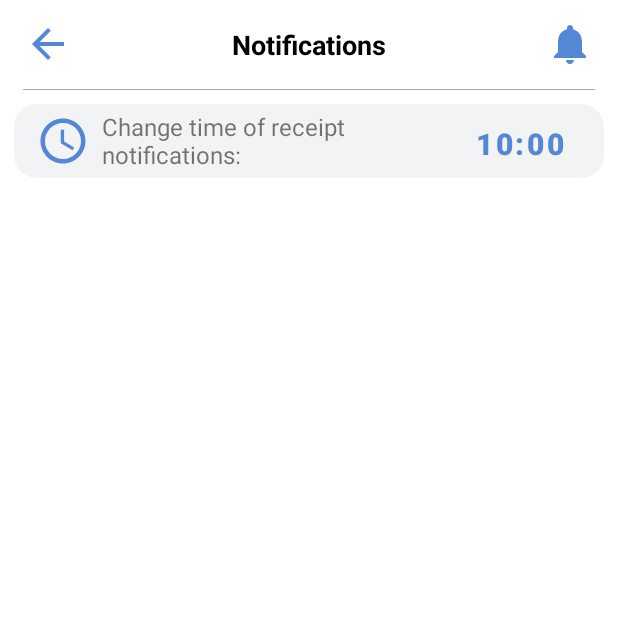
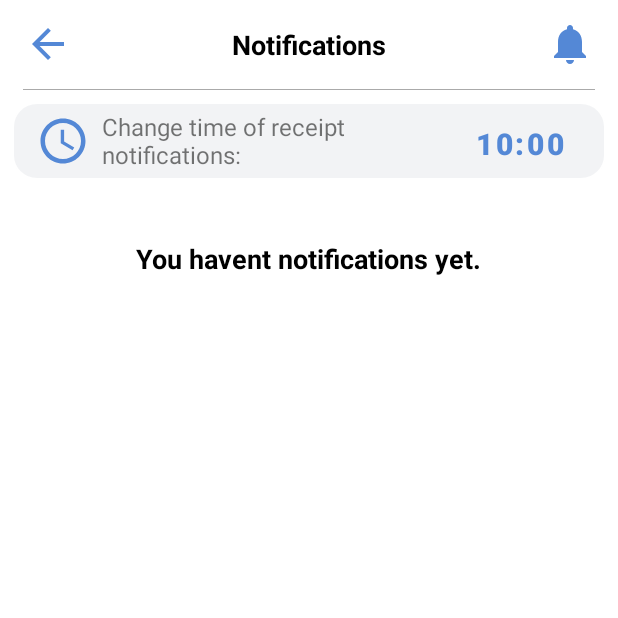
Before and after one commit to d3b8g/Landbord, an Android app: the NotificationFragment screen opened through its navigation route, on a phone screen of 412 x 824 dp, the top half of it. Run offline under Robolectric (Android 15) with nearby library versions, the phone set to English and light mode, and no system bars; our stand-ins replace navigation-ui; 7 statements that could not run were skipped.

Commit message:
new_item_modal fixed NotificationFragment.kt attr for header

```diff
--- a/app/src/main/java/net/d3b8g/landbord/customComponentsUI/FragmentHeader.kt
+++ b/app/src/main/java/net/d3b8g/landbord/customComponentsUI/FragmentHeader.kt
@@ -1,5 +1,6 @@
 package net.d3b8g.landbord.customComponentsUI
 
+import android.annotation.SuppressLint
 import android.content.Context
 import android.graphics.drawable.Drawable
 import android.util.AttributeSet
@@ -9,6 +10,7 @@ import android.widget.LinearLayout
 import android.widget.TextView
 import net.d3b8g.landbord.R
 
+@SuppressLint("CustomViewStyleable", "Recycle")
 class FragmentHeader @JvmOverloads constructor(
     context: Context ,
     attrs: AttributeSet? = null ,
@@ -26,6 +28,12 @@ class FragmentHeader @JvmOverloads constructor(
         titleView = findViewById(R.id.fragment_header_title)
         leftButton = findViewById(R.id.fragment_header_left_button)
         rightButton = findViewById(R.id.fragment_header_right_button)
+
+        attrs?.let {
+            val typedArray = context.obtainStyledAttributes(it, R.styleable.fragmentsHeader)
+            val headerTitle = typedArray.getString(R.styleable.fragmentsHeader_headerTitle)
+            titleView.text = headerTitle
+        }
     }
 
     fun setTitleText(title: String) {
--- a/app/src/main/java/net/d3b8g/landbord/ui/checklist/CheckListFragment.kt
+++ b/app/src/main/java/net/d3b8g/landbord/ui/checklist/CheckListFragment.kt
@@ -18,7 +18,7 @@ class CheckListFragment : Fragment(R.layout.fragment_check_list) {
 
     override fun onViewCreated(view: View, savedInstanceState: Bundle?) {
         binding = FragmentCheckListBinding.bind(view)
-        checklistViewModel = ViewModelProvider(this).get(CheckListViewModel::class.java)
+        checklistViewModel = ViewModelProvider(this)[CheckListViewModel::class.java]
 
         adapter = CheckListAdapter()
         binding.checkListRcv.apply {
@@ -33,6 +33,7 @@ class CheckListFragment : Fragment(R.layout.fragment_check_list) {
             }
             adapter.updateList(it)
         })
+
     }
 
     private fun convertArrayToJSONString(list: ArrayList<CheckListItemModel>): String {
--- a/app/src/main/java/net/d3b8g/landbord/ui/notifications/NotificationFragment.kt
+++ b/app/src/main/java/net/d3b8g/landbord/ui/notifications/NotificationFragment.kt
@@ -36,13 +36,17 @@ class NotificationFragment : Fragment(R.layout.fragment_notifications) {
         binding = FragmentNotificationsBinding.bind(view)
 
         binding.notificationsRcv.apply {
-            getNotificationsJson(requireContext())?.let {
-                adapter = NotificationsAdapter(it)
+            val notificationsList = getNotificationsJson(requireContext())
+            if (notificationsList != null) {
+                adapter = NotificationsAdapter(notificationsList)
 
-                if (it.notificationsList.isEmpty()) {
+                if (notificationsList.notificationsList.isEmpty()) {
                     binding.notificationRcvPlug.visibility = View.VISIBLE
                 }
+            } else {
+                binding.notificationRcvPlug.visibility = View.VISIBLE
             }
+
             layoutManager = LinearLayoutManager(context, RecyclerView.VERTICAL, false)
             setHasFixedSize(false)
         }
--- a/app/src/main/res/layout/activity_main.xml
+++ b/app/src/main/res/layout/activity_main.xml
@@ -1,23 +1,10 @@
 <?xml version="1.0" encoding="utf-8"?>
-<androidx.constraintlayout.widget.ConstraintLayout
+<RelativeLayout
     xmlns:android="http://schemas.android.com/apk/res/android"
     xmlns:app="http://schemas.android.com/apk/res-auto"
     android:id="@+id/container"
     android:layout_width="match_parent"
     android:layout_height="match_parent">
-
-    <com.google.android.material.bottomnavigation.BottomNavigationView
-        android:id="@+id/nav_view"
-        android:layout_width="0dp"
-        android:layout_height="wrap_content"
-        android:layout_marginStart="0dp"
-        android:layout_marginEnd="0dp"
-        app:labelVisibilityMode="labeled"
-        android:background="?android:attr/windowBackground"
-        app:layout_constraintBottom_toBottomOf="parent"
-        app:layout_constraintLeft_toLeftOf="parent"
-        app:layout_constraintRight_toRightOf="parent"
-        app:menu="@menu/bottom_nav_menu" />
 
     <fragment
         android:id="@+id/nav_host_fragment_activity_main"
@@ -25,10 +12,15 @@
         android:layout_width="match_parent"
         android:layout_height="match_parent"
         app:defaultNavHost="true"
-        app:layout_constraintBottom_toTopOf="@id/nav_view"
-        app:layout_constraintLeft_toLeftOf="parent"
-        app:layout_constraintRight_toRightOf="parent"
-        app:layout_constraintTop_toTopOf="parent"
+        android:layout_above="@id/nav_view"
         app:navGraph="@navigation/mobile_navigation" />
 
-</androidx.constraintlayout.widget.ConstraintLayout>
+    <com.google.android.material.bottomnavigation.BottomNavigationView
+        android:id="@+id/nav_view"
+        android:layout_width="match_parent"
+        android:layout_height="wrap_content"
+        android:background="?android:attr/windowBackground"
+        android:layout_alignParentBottom="true"
+        app:menu="@menu/bottom_nav_menu" />
+
+</RelativeLayout>
--- a/app/src/main/res/layout/fragment_home.xml
+++ b/app/src/main/res/layout/fragment_home.xml
@@ -76,10 +76,6 @@
                 android:id="@+id/widget_info"
                 android:layout_width="match_parent"
                 android:layout_height="wrap_content"/>
-
-            <LinearLayout
-                android:layout_width="match_parent"
-                android:layout_height="42dp"/>
         </LinearLayout>
     </ScrollView>
 </LinearLayout>
--- a/app/src/main/res/layout/fragment_notifications.xml
+++ b/app/src/main/res/layout/fragment_notifications.xml
@@ -1,12 +1,12 @@
 <?xml version="1.0" encoding="utf-8"?>
-<LinearLayout
-    xmlns:android="http://schemas.android.com/apk/res/android"
-    xmlns:tools="http://schemas.android.com/tools"
+<LinearLayout xmlns:android="http://schemas.android.com/apk/res/android"
     android:layout_width="match_parent"
     android:layout_height="match_parent"
+    xmlns:app="http://schemas.android.com/apk/res-auto"
     android:orientation="vertical">
     <net.d3b8g.landbord.customComponentsUI.FragmentHeader
         android:id="@+id/notification_header"
+        app:headerTitle="@string/notifications"
         android:layout_width="match_parent"
         android:layout_height="60dp" />
 
@@ -63,7 +63,6 @@
         android:id="@+id/notification_rcv_plug"
         android:visibility="gone"
         android:layout_gravity="center"
-        android:background="@drawable/widget_shape"
         android:padding="32dp"
         android:textStyle="bold"
         android:textColor="@color/black"
--- /dev/null
+++ b/app/src/main/res/values/attrs.xml
@@ -0,0 +1,6 @@
+<?xml version="1.0" encoding="utf-8"?>
+<resources>
+    <declare-styleable name="fragmentsHeader">
+        <attr name="headerTitle" format="string"/>
+    </declare-styleable>
+</resources>
--- a/app/src/main/res/values/strings.xml
+++ b/app/src/main/res/values/strings.xml
@@ -55,4 +55,5 @@
     <string name="notification_disable">Notifications disabled</string>
     <string name="notification_enable">Notifications enabled</string>
     <string name="notification_center">Notifications center</string>
+    <string name="add_new_check_list">Add new item</string>
 </resources>
--- a/build.gradle
+++ b/build.gradle
@@ -2,7 +2,6 @@
 buildscript {
     ext.kotlin_version = "1.5.20"
     repositories {
-        jcenter()
         google()
         mavenCentral()
     }
@@ -17,7 +16,6 @@ buildscript {
 
 allprojects {
     repositories {
-        jcenter()
         google()
         mavenCentral()
     }
```
Also changed, not shown: app/build.gradle (+2 -9 lines), app/src/main/java/net/d3b8g/landbord/customComponentsUI/PaymentWidget.kt (added, +27 -0 lines), app/src/main/java/net/d3b8g/landbord/ui/checklist/CheckListModalPage.kt (+27 -1 lines), app/src/main/res/drawable/shaped_background_modal_page.xml (added, +14 -0 lines), app/src/main/res/layout/fragment_check_list.xml (+17 -33 lines), app/src/main/res/layout/modal_page_check_list.xml (+27 -1 lines).
